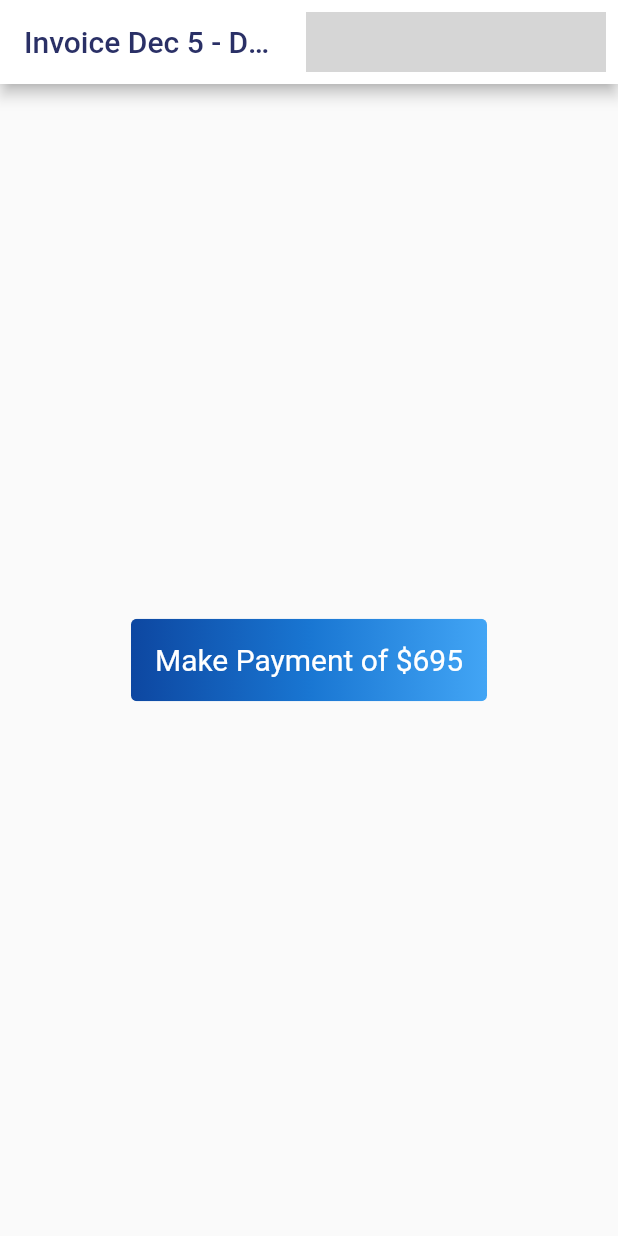
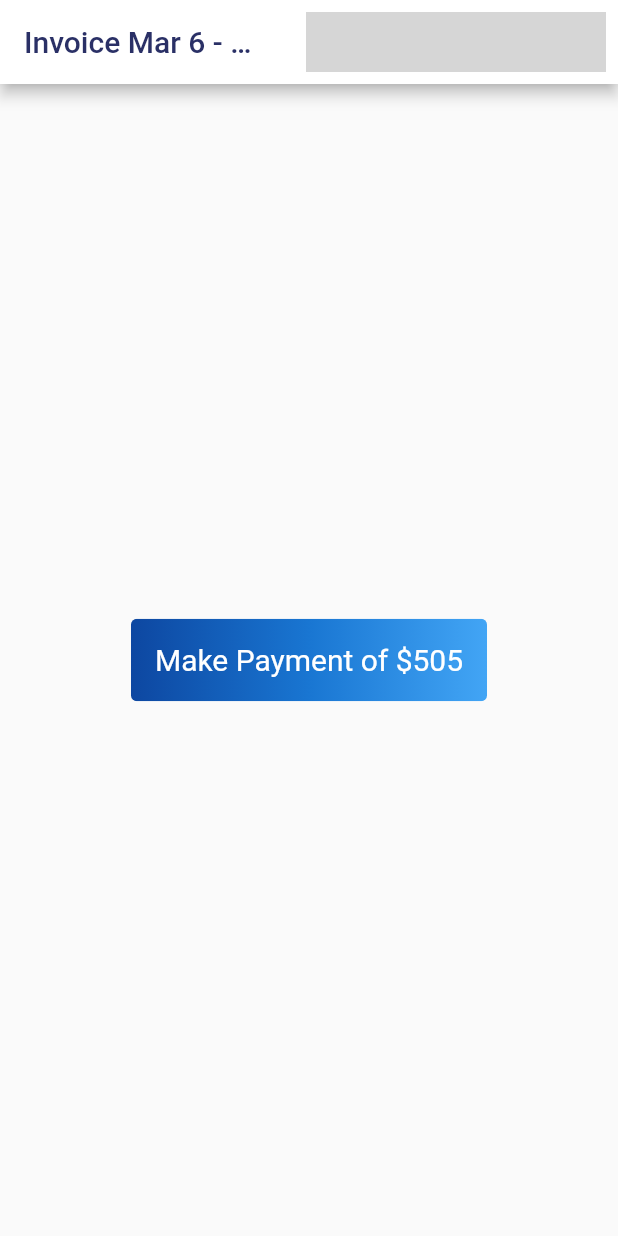
Before and after one commit to Team-Crushing-It/derosa_payment, a Flutter app: the screen it shows after launch, on a phone screen of 412 x 824 dp. Run offline on Flutter 3.47's test engine with Material 2 defaults, Android fonts, the phone set to English and light mode, and no system bars; our stand-ins replace bloc, cloud_firestore, equatable, firebase_auth, firebase_core, flutter_bloc and 1 more; missing offline and left inert: flow_builder, very_good_analysis; accounts and stored records are empty; generated files the repository leaves out were written again; network calls fail; grey boxes are pictures that could not be loaded.

Commit message:
Update home.dart

```diff
--- a/lib/home/view/home.dart
+++ b/lib/home/view/home.dart
@@ -30,8 +30,8 @@ class _HomeState extends State<Home> {
   @override
   Widget build(BuildContext context) {
     const id = 'DeRosa';
-    const title = 'Dec 5 - Dec 11';
-    const price = '695';
+    const title = 'Mar 6 - Mar 12';
+    const price = '505';
     final timeStamp = DateTime.now().toString();
 
     return Scaffold(
```
